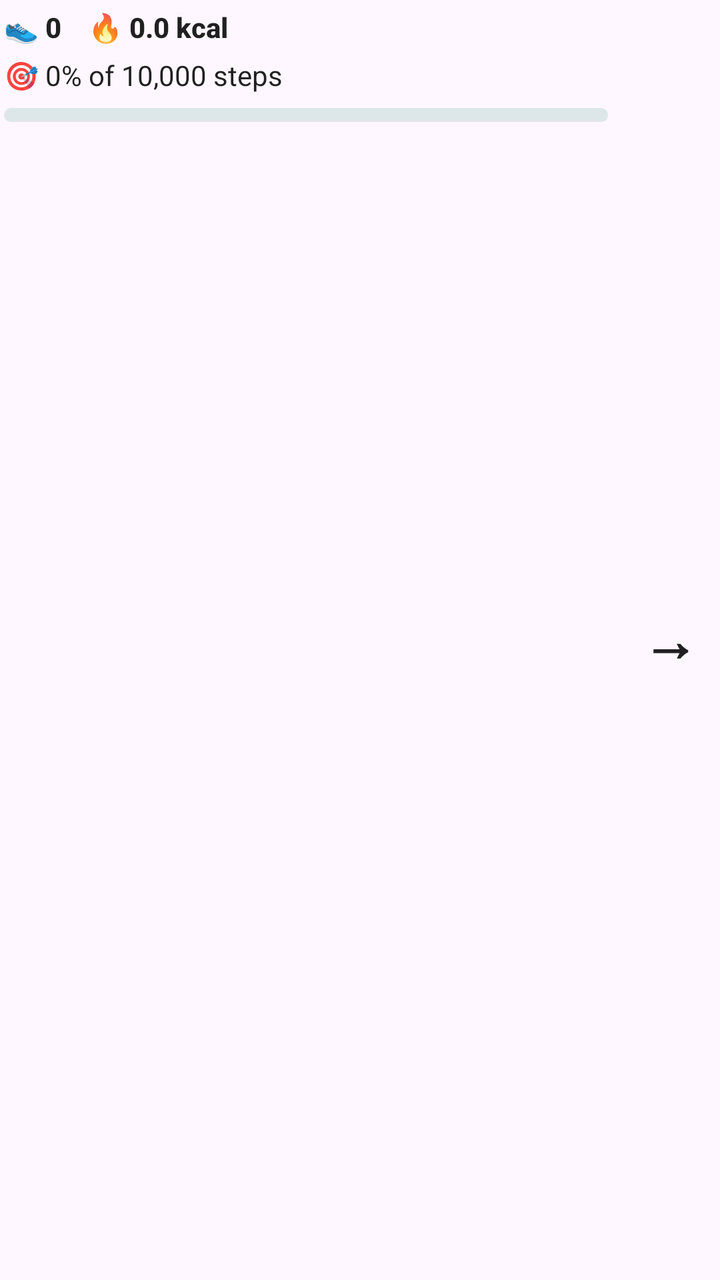
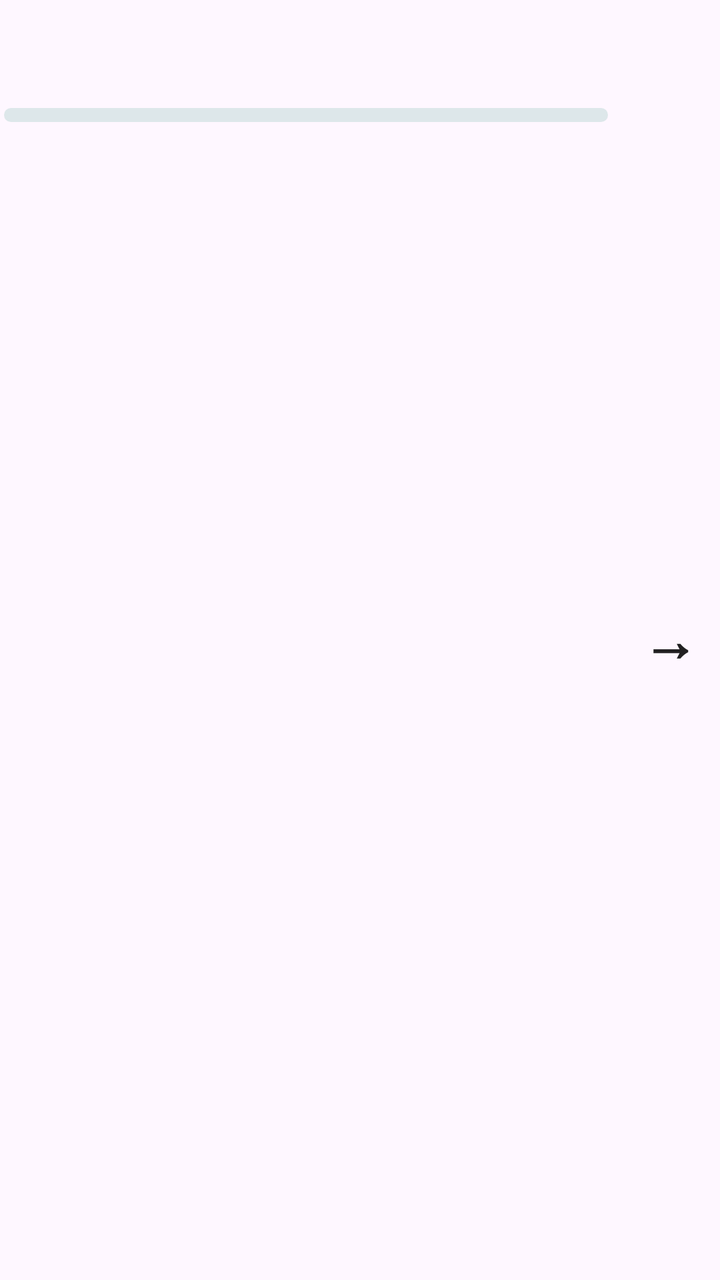

The first picture is an Android layout as it rendered before a commit; the second is the same layout after the commit. The layout source and the unified diff follow.
<!-- AndroidManifest.xml: application theme Theme.StepCalc -->
<!-- res/layout/notification_large.xml -->
<?xml version="1.0" encoding="utf-8"?>
<LinearLayout xmlns:android="http://schemas.android.com/apk/res/android"
    android:layout_width="match_parent"
    android:layout_height="wrap_content"
    android:minHeight="72dp"
    android:orientation="horizontal"
    android:paddingStart="2dp"
    android:paddingTop="4dp"
    android:paddingEnd="2dp"
    android:paddingBottom="4dp">

    <LinearLayout
        android:layout_width="0dp"
        android:layout_height="wrap_content"
        android:layout_weight="1"
        android:orientation="vertical"
        android:paddingEnd="8dp">

        <TextView
            android:id="@+id/notification_stats"
            style="@style/TextAppearance.Compat.Notification.Title"
            android:layout_width="match_parent"
            android:layout_height="wrap_content"
            android:text="👟 0    🔥 0.0 kcal"
            android:textStyle="bold" />

        <TextView
            android:id="@+id/notification_goal"
            style="@style/TextAppearance.Compat.Notification"
            android:layout_width="match_parent"
            android:layout_height="wrap_content"
            android:layout_marginTop="5dp"
            android:text="🎯 0% of 10,000 steps" />

        <ProgressBar
            android:id="@+id/notification_progress"
            style="?android:attr/progressBarStyleHorizontal"
            android:layout_width="match_parent"
            android:layout_height="7dp"
            android:layout_marginTop="7dp"
            android:progressDrawable="@drawable/notification_progress" />
    </LinearLayout>

    <TextView
        android:id="@+id/notification_open"
        style="@style/TextAppearance.Compat.Notification.Title"
        android:layout_width="46dp"
        android:layout_height="match_parent"
        android:gravity="center"
        android:text="→"
        android:textSize="28sp"
        android:textStyle="bold" />
</LinearLayout>
<!-- resources referenced by this layout -->
<resources>
  <!-- drawable notification_progress (drawable) -->
  <?xml version="1.0" encoding="utf-8"?>
  <layer-list xmlns:android="http://schemas.android.com/apk/res/android">
      <item android:id="@android:id/background">
          <shape android:shape="rectangle">
              <corners android:radius="8dp" />
              <solid android:color="#DDE7EA" />
          </shape>
      </item>
      <item android:id="@android:id/progress">
          <clip>
              <shape android:shape="rectangle">
                  <corners android:radius="8dp" />
                  <solid android:color="#FF8A3D" />
              </shape>
          </clip>
      </item>
  </layer-list>
  <style name="Theme.StepCalc" parent="Theme.Material3.DayNight.NoActionBar">
          <item name="android:fontFamily">sans</item>
          <item name="android:colorAccent">@color/stepcalc_cyan</item>
          <item name="android:windowLightStatusBar">true</item>
          <item name="android:statusBarColor">@color/stepcalc_background</item>
          <item name="android:navigationBarColor">@color/stepcalc_background</item>
          <item name="android:windowActionModeOverlay">true</item>
      </style>
  <color name="stepcalc_cyan">#06B6D4</color>
  <color name="stepcalc_background">#EFFCFE</color>
</resources>

<!-- the commit's change to res/layout/notification_large.xml (unified diff, before → after) -->
@@ -8,30 +8,24 @@
     android:paddingTop="4dp"
     android:paddingEnd="2dp"
     android:paddingBottom="4dp">
-
     <LinearLayout
         android:layout_width="0dp"
         android:layout_height="wrap_content"
         android:layout_weight="1"
         android:orientation="vertical"
         android:paddingEnd="8dp">
-
         <TextView
             android:id="@+id/notification_stats"
             style="@style/TextAppearance.Compat.Notification.Title"
             android:layout_width="match_parent"
             android:layout_height="wrap_content"
-            android:text="👟 0    🔥 0.0 kcal"
             android:textStyle="bold" />
-
         <TextView
             android:id="@+id/notification_goal"
             style="@style/TextAppearance.Compat.Notification"
             android:layout_width="match_parent"
             android:layout_height="wrap_content"
-            android:layout_marginTop="5dp"
-            android:text="🎯 0% of 10,000 steps" />
-
+            android:layout_marginTop="5dp" />
         <ProgressBar
             android:id="@+id/notification_progress"
             style="?android:attr/progressBarStyleHorizontal"
@@ -40,12 +34,12 @@
             android:layout_marginTop="7dp"
             android:progressDrawable="@drawable/notification_progress" />
     </LinearLayout>
-
     <TextView
         android:id="@+id/notification_open"
         style="@style/TextAppearance.Compat.Notification.Title"
         android:layout_width="46dp"
         android:layout_height="match_parent"
+        android:contentDescription="@string/open_app"
         android:gravity="center"
         android:text="→"
         android:textSize="28sp"
<!-- resource entries referenced after the edit -->
@@ -18,6 +18,7 @@
           </clip>
       </item>
   </layer-list>
+  <string name="open_app">Open StepCalc</string>
   <style name="Theme.StepCalc" parent="Theme.Material3.DayNight.NoActionBar">
           <item name="android:fontFamily">sans</item>
           <item name="android:colorAccent">@color/stepcalc_cyan</item>
